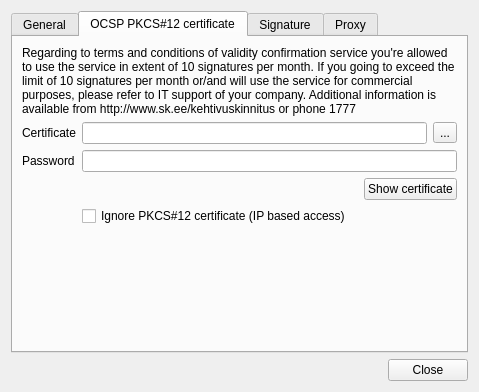
This is client/ui/SettingsDialog.ui in open-eid/qdigidoc as Qt 5 draws it before an edit. The edited form follows.
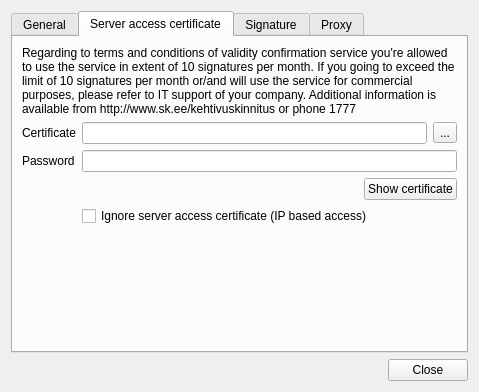
This is the edited form. The open tabs and pages were chosen to show the change.

Commit message:
replace PKCS#12 with server access certificate
Ticket: #7432

Patch:
```diff
--- a/client/ui/SettingsDialog.ui
+++ b/client/ui/SettingsDialog.ui
@@ -144,7 +144,7 @@
      </widget>
      <widget class="QWidget" name="tabPKCS12">
       <attribute name="title">
-       <string>OCSP PKCS#12 certificate</string>
+       <string>Server access certificate</string>
       </attribute>
       <layout class="QFormLayout" name="tabPKCS12Layout">
        <property name="fieldGrowthPolicy">
@@ -232,7 +232,7 @@
        <item row="4" column="1">
         <widget class="QCheckBox" name="p12Ignore">
          <property name="text">
-          <string>Ignore PKCS#12 certificate (IP based access)</string>
+          <string>Ignore server access certificate (IP based access)</string>
          </property>
         </widget>
        </item>
```
The commit also changes 6 other files.
